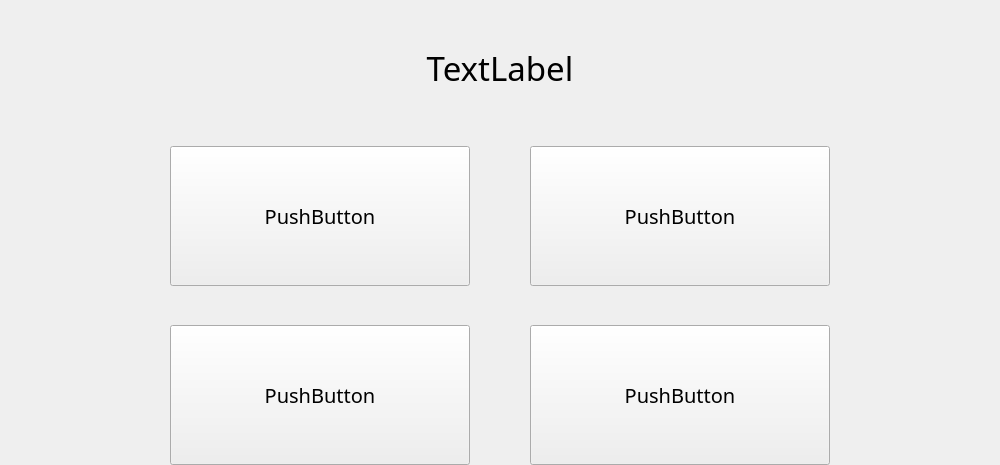
Above: src/ui/template.ui from hwc20896/EMProj_CMake before the change. Below: the same form after it.
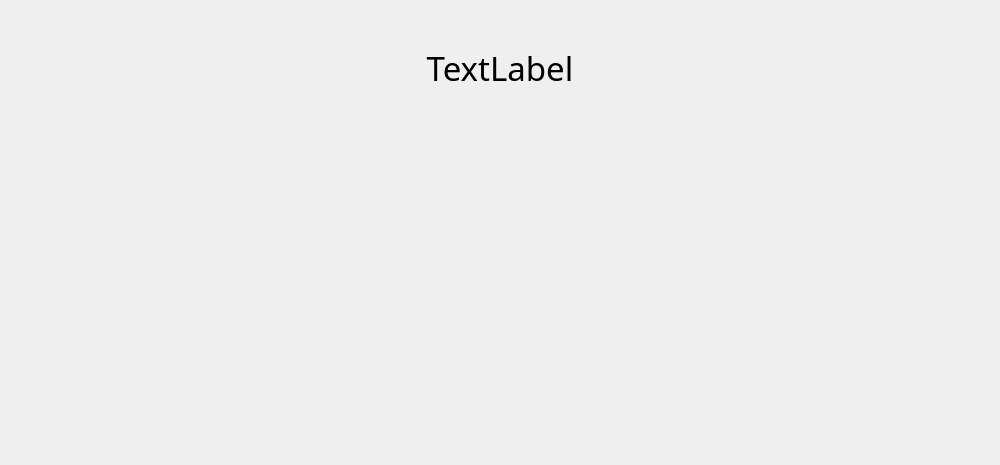
That is the form after the change.

Commit message: Reorganized option buttons into a separate class

Patch:
```diff
--- a/src/ui/template.ui
+++ b/src/ui/template.ui
@@ -38,82 +38,6 @@
     <bool>true</bool>
    </property>
   </widget>
-  <widget class="QPushButton" name="optionA">
-   <property name="geometry">
-    <rect>
-     <x>170</x>
-     <y>146</y>
-     <width>300</width>
-     <height>140</height>
-    </rect>
-   </property>
-   <property name="font">
-    <font>
-     <family>Microsoft JhengHei</family>
-     <pointsize>15</pointsize>
-    </font>
-   </property>
-   <property name="text">
-    <string>PushButton</string>
-   </property>
-  </widget>
-  <widget class="QPushButton" name="optionB">
-   <property name="geometry">
-    <rect>
-     <x>530</x>
-     <y>146</y>
-     <width>300</width>
-     <height>140</height>
-    </rect>
-   </property>
-   <property name="font">
-    <font>
-     <family>Microsoft JhengHei</family>
-     <pointsize>15</pointsize>
-    </font>
-   </property>
-   <property name="text">
-    <string>PushButton</string>
-   </property>
-  </widget>
-  <widget class="QPushButton" name="optionC">
-   <property name="geometry">
-    <rect>
-     <x>170</x>
-     <y>325</y>
-     <width>300</width>
-     <height>140</height>
-    </rect>
-   </property>
-   <property name="font">
-    <font>
-     <family>Microsoft JhengHei</family>
-     <pointsize>15</pointsize>
-    </font>
-   </property>
-   <property name="text">
-    <string>PushButton</string>
-   </property>
-  </widget>
-  <widget class="QPushButton" name="optionD">
-   <property name="geometry">
-    <rect>
-     <x>530</x>
-     <y>325</y>
-     <width>300</width>
-     <height>140</height>
-    </rect>
-   </property>
-   <property name="font">
-    <font>
-     <family>Microsoft JhengHei</family>
-     <pointsize>15</pointsize>
-    </font>
-   </property>
-   <property name="text">
-    <string>PushButton</string>
-   </property>
-  </widget>
  </widget>
  <resources/>
  <connections/>
```
The commit also changes 8 other files.
